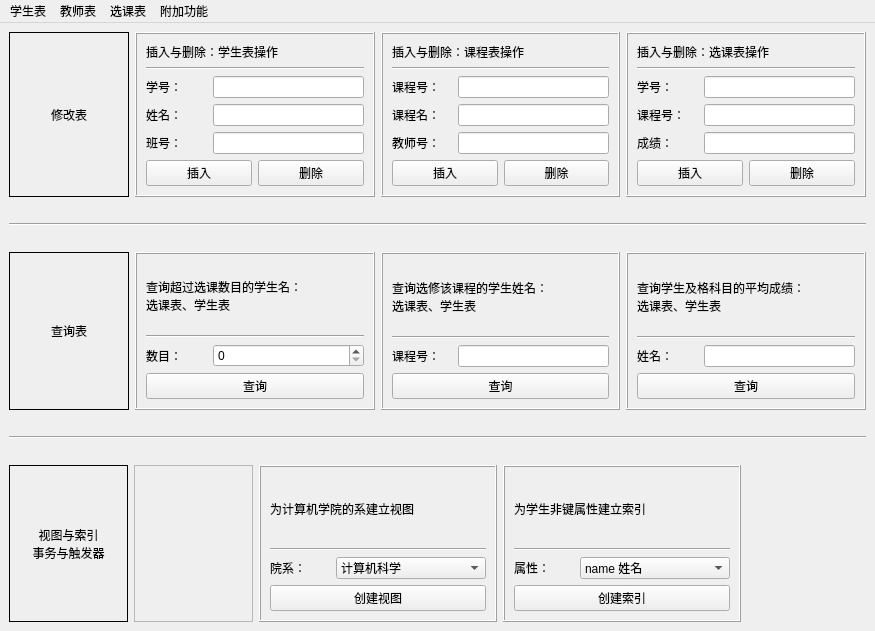
This is lab1/gui/gui.ui in HIT-SCIR-chichi/hit_db_lab as Qt 5 draws it before an edit. The edited form follows.
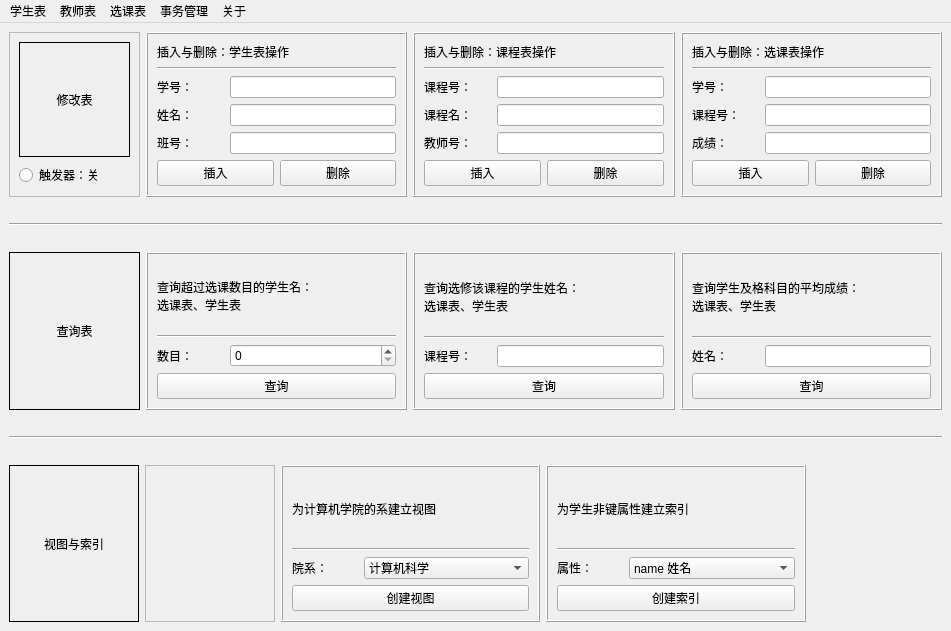
This is the edited form.

Patch:
```diff
--- a/lab1/gui/gui.ui
+++ b/lab1/gui/gui.ui
@@ -6,7 +6,7 @@
    <rect>
     <x>0</x>
     <y>0</y>
-    <width>875</width>
+    <width>951</width>
     <height>631</height>
    </rect>
   </property>
@@ -18,6 +18,21 @@
     <item>
      <layout class="QHBoxLayout" name="horizontalLayout_10">
       <item>
+       <widget class="QFrame" name="frame_11">
+        <property name="sizePolicy">
+         <sizepolicy hsizetype="Preferred" vsizetype="Preferred">
+          <horstretch>1</horstretch>
+          <verstretch>0</verstretch>
+         </sizepolicy>
+        </property>
+        <property name="frameShape">
+         <enum>QFrame::StyledPanel</enum>
+        </property>
+        <property name="frameShadow">
+         <enum>QFrame::Raised</enum>
+        </property>
+        <layout class="QVBoxLayout" name="verticalLayout_11">
+         <item>
        <widget class="QLabel" name="label_23">
         <property name="sizePolicy">
          <sizepolicy hsizetype="Preferred" vsizetype="Preferred">
@@ -43,6 +58,16 @@
        </widget>
       </item>
       <item>
+          <widget class="QRadioButton" name="add_trigger">
+           <property name="text">
+            <string>触发器：关</string>
+           </property>
+          </widget>
+         </item>
+        </layout>
+       </widget>
+      </item>
+      <item>
        <widget class="QFrame" name="frame">
         <property name="sizePolicy">
          <sizepolicy hsizetype="Preferred" vsizetype="Preferred">
@@ -744,8 +769,7 @@
          <enum>QFrame::Box</enum>
         </property>
         <property name="text">
-         <string>视图与索引
-事务与触发器</string>
+         <string>视图与索引</string>
         </property>
         <property name="alignment">
          <set>Qt::AlignCenter</set>
@@ -961,7 +985,7 @@
     <rect>
      <x>0</x>
      <y>0</y>
-     <width>875</width>
+     <width>951</width>
      <height>26</height>
     </rect>
    </property>
@@ -982,15 +1006,20 @@
    </widget>
    <widget class="QMenu" name="menu_more">
     <property name="title">
-     <string>附加功能</string>
+     <string>事务管理</string>
     </property>
     <addaction name="action_transaction"/>
-    <addaction name="action_trigger"/>
+   </widget>
+   <widget class="QMenu" name="menu">
+    <property name="title">
+     <string>关于</string>
+    </property>
    </widget>
    <addaction name="stu_menu"/>
    <addaction name="teacher_menu"/>
    <addaction name="sc_menu"/>
    <addaction name="menu_more"/>
+   <addaction name="menu"/>
   </widget>
   <action name="action1">
    <property name="text">
```
Left out of the diff: 39 changed lines with no effect on the pictures. Lines whose indentation alone changed are shown as unchanged.
